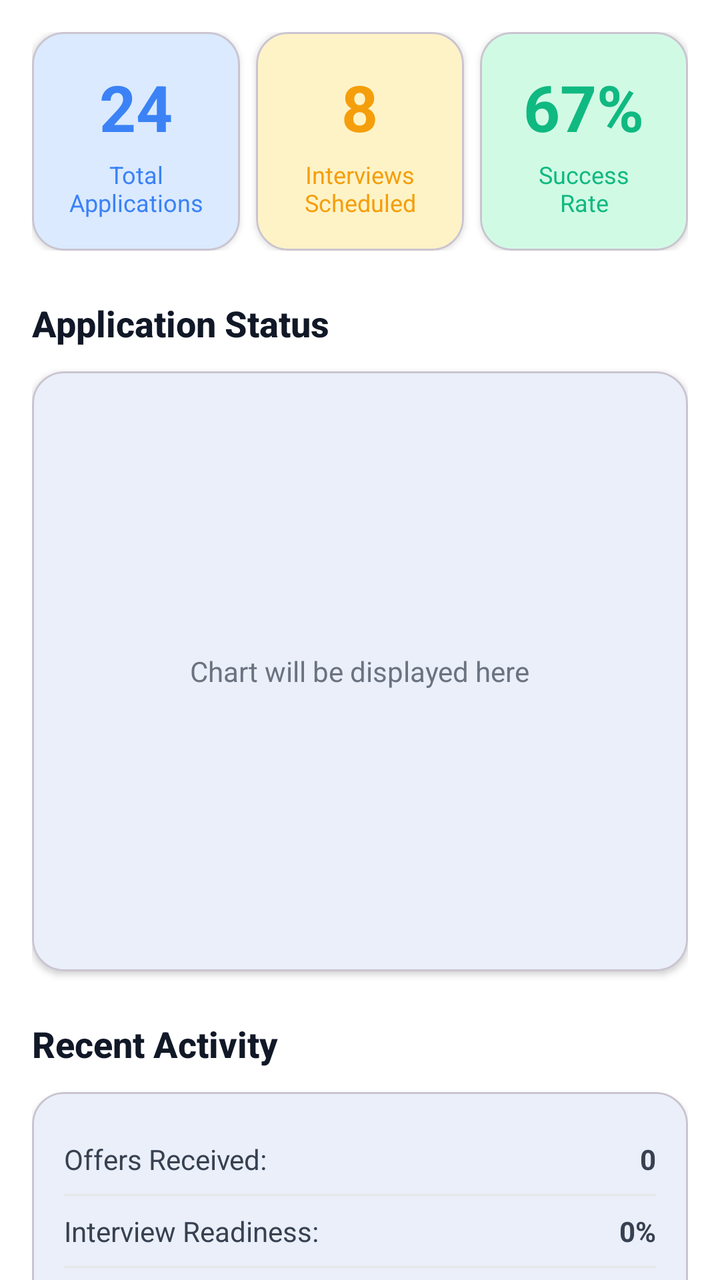
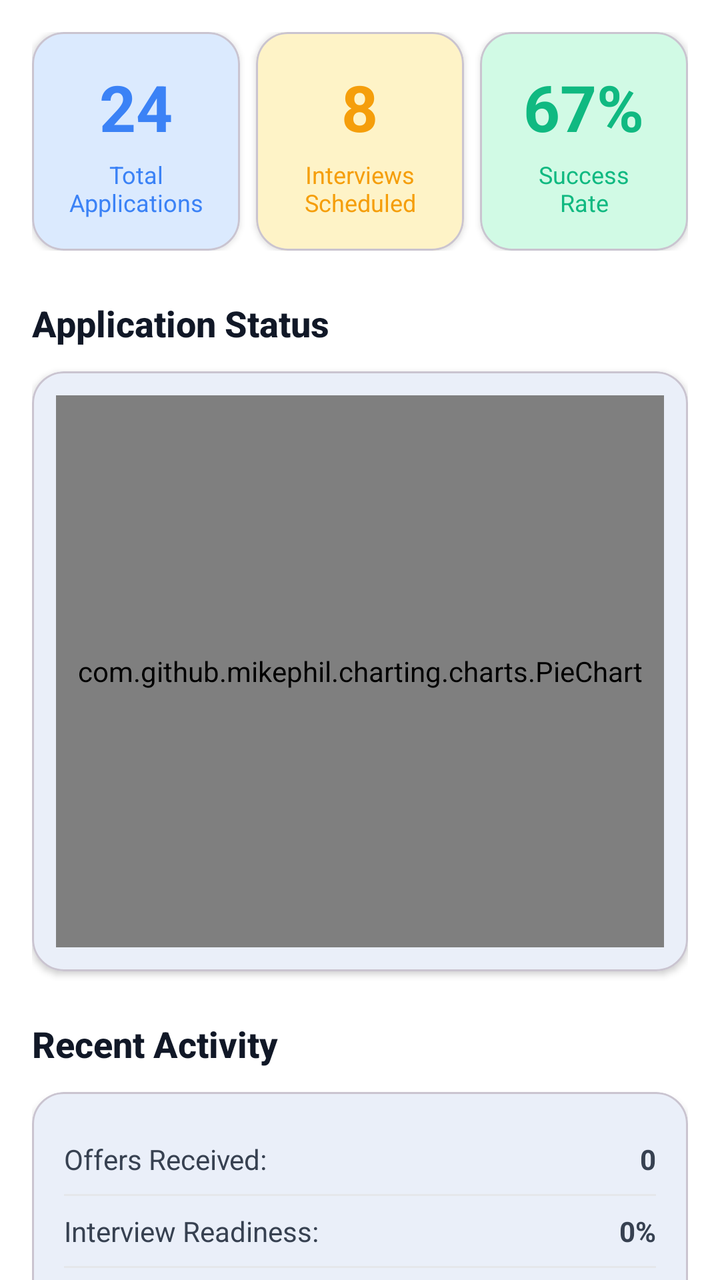

Screens rendered from an Android XML layout before and after an edit, with the pre-edit source and the edit as a unified diff.
<!-- AndroidManifest.xml: application theme Theme.MyApplication -->
<!-- res/layout/fragment_analytics.xml -->
<?xml version="1.0" encoding="utf-8"?>
<androidx.core.widget.NestedScrollView xmlns:android="http://schemas.android.com/apk/res/android"
    xmlns:app="http://schemas.android.com/apk/res-auto"
    android:layout_width="match_parent"
    android:layout_height="match_parent"
    android:background="@color/background">

    <LinearLayout
        android:layout_width="match_parent"
        android:layout_height="wrap_content"
        android:orientation="vertical"
        android:padding="16dp">

        
        <LinearLayout
            android:layout_width="match_parent"
            android:layout_height="wrap_content"
            android:orientation="horizontal"
            android:weightSum="3">

            
            <com.google.android.material.card.MaterialCardView
                android:layout_width="0dp"
                android:layout_height="wrap_content"
                android:layout_marginEnd="8dp"
                android:layout_weight="1"
                app:cardBackgroundColor="@color/info_bg"
                app:cardCornerRadius="16dp"
                app:cardElevation="2dp">

                <LinearLayout
                    android:layout_width="match_parent"
                    android:layout_height="wrap_content"
                    android:gravity="center"
                    android:orientation="vertical"
                    android:padding="16dp">

                    <TextView
                        android:id="@+id/tv_total_applications"
                        android:layout_width="wrap_content"
                        android:layout_height="wrap_content"
                        android:text="24"
                        android:textColor="@color/info"
                        android:textSize="32sp"
                        android:textStyle="bold" />

                    <TextView
                        android:layout_width="wrap_content"
                        android:layout_height="wrap_content"
                        android:layout_marginTop="4dp"
                        android:text="@string/total_applications"
                        android:textAlignment="center"
                        android:textColor="@color/info"
                        android:textSize="12sp" />

                </LinearLayout>

            </com.google.android.material.card.MaterialCardView>

            
            <com.google.android.material.card.MaterialCardView
                android:layout_width="0dp"
                android:layout_height="wrap_content"
                android:layout_marginEnd="8dp"
                android:layout_weight="1"
                app:cardBackgroundColor="@color/warning_bg"
                app:cardCornerRadius="16dp"
                app:cardElevation="2dp">

                <LinearLayout
                    android:layout_width="match_parent"
                    android:layout_height="wrap_content"
                    android:gravity="center"
                    android:orientation="vertical"
                    android:padding="16dp">

                    <TextView
                        android:id="@+id/tv_interviews_scheduled"
                        android:layout_width="wrap_content"
                        android:layout_height="wrap_content"
                        android:text="8"
                        android:textColor="@color/warning"
                        android:textSize="32sp"
                        android:textStyle="bold" />

                    <TextView
                        android:layout_width="wrap_content"
                        android:layout_height="wrap_content"
                        android:layout_marginTop="4dp"
                        android:text="@string/interviews_scheduled"
                        android:textAlignment="center"
                        android:textColor="@color/warning"
                        android:textSize="12sp" />

                </LinearLayout>

            </com.google.android.material.card.MaterialCardView>

            
            <com.google.android.material.card.MaterialCardView
                android:layout_width="0dp"
                android:layout_height="wrap_content"
                android:layout_weight="1"
                app:cardBackgroundColor="@color/success_bg"
                app:cardCornerRadius="16dp"
                app:cardElevation="2dp">

                <LinearLayout
                    android:layout_width="match_parent"
                    android:layout_height="wrap_content"
                    android:gravity="center"
                    android:orientation="vertical"
                    android:padding="16dp">

                    <TextView
                        android:id="@+id/tv_success_rate"
                        android:layout_width="wrap_content"
                        android:layout_height="wrap_content"
                        android:text="67%"
                        android:textColor="@color/success"
                        android:textSize="32sp"
                        android:textStyle="bold" />

                    <TextView
                        android:layout_width="wrap_content"
                        android:layout_height="wrap_content"
                        android:layout_marginTop="4dp"
                        android:text="@string/success_rate"
                        android:textAlignment="center"
                        android:textColor="@color/success"
                        android:textSize="12sp" />

                </LinearLayout>

            </com.google.android.material.card.MaterialCardView>

        </LinearLayout>

        
        <TextView
            android:layout_width="wrap_content"
            android:layout_height="wrap_content"
            android:layout_marginTop="24dp"
            android:fontFamily="sans-serif-medium"
            android:text="Application Status"
            android:textColor="@color/on_background"
            android:textSize="18sp"
            android:textStyle="bold" />

        <com.google.android.material.card.MaterialCardView
            android:layout_width="match_parent"
            android:layout_height="300dp"
            android:layout_marginTop="12dp"
            app:cardCornerRadius="16dp"
            app:cardElevation="2dp">

            
            <TextView
                android:layout_width="wrap_content"
                android:layout_height="wrap_content"
                android:layout_gravity="center"
                android:text="Chart will be displayed here"
                android:textColor="@color/on_surface_variant" />

        </com.google.android.material.card.MaterialCardView>

        
        <TextView
            android:layout_width="wrap_content"
            android:layout_height="wrap_content"
            android:layout_marginTop="24dp"
            android:fontFamily="sans-serif-medium"
            android:text="Recent Activity"
            android:textColor="@color/on_background"
            android:textSize="18sp"
            android:textStyle="bold" />

        <com.google.android.material.card.MaterialCardView
            android:layout_width="match_parent"
            android:layout_height="wrap_content"
            android:layout_marginTop="12dp"
            app:cardCornerRadius="16dp"
            app:cardElevation="2dp">

            <LinearLayout
                android:layout_width="match_parent"
                android:layout_height="wrap_content"
                android:orientation="vertical"
                android:padding="16dp">

                <LinearLayout
                    android:layout_width="match_parent"
                    android:layout_height="wrap_content"
                    android:orientation="horizontal"
                    android:paddingVertical="8dp">
                    
                    <TextView
                        android:layout_width="0dp"
                        android:layout_height="wrap_content"
                        android:layout_weight="1"
                        android:text="Offers Received:"
                        android:textColor="@color/on_surface"
                        android:textSize="14sp" />
                    
                    <TextView
                        android:id="@+id/tv_offers_received"
                        android:layout_width="wrap_content"
                        android:layout_height="wrap_content"
                        android:text="0"
                        android:textColor="@color/on_surface"
                        android:textSize="14sp"
                        android:textStyle="bold" />
                </LinearLayout>
                
                <View
                    android:layout_width="match_parent"
                    android:layout_height="1dp"
                    android:background="@color/divider"/>

                <LinearLayout
                    android:layout_width="match_parent"
                    android:layout_height="wrap_content"
                    android:orientation="horizontal"
                    android:paddingVertical="8dp">
                    
                    <TextView
                        android:layout_width="0dp"
                        android:layout_height="wrap_content"
                        android:layout_weight="1"
                        android:text="Interview Readiness:"
                        android:textColor="@color/on_surface"
                        android:textSize="14sp" />
                    
                    <TextView
                        android:id="@+id/tv_interview_readiness"
                        android:layout_width="wrap_content"
                        android:layout_height="wrap_content"
                        android:text="0%"
                        android:textColor="@color/on_surface"
                        android:textSize="14sp"
                        android:textStyle="bold" />
                </LinearLayout>
                
                <View
                    android:layout_width="match_parent"
                    android:layout_height="1dp"
                    android:background="@color/divider"/>

                <LinearLayout
                    android:layout_width="match_parent"
                    android:layout_height="wrap_content"
                    android:orientation="horizontal"
                    android:paddingVertical="8dp">
                    
                    <TextView
                        android:layout_width="0dp"
                        android:layout_height="wrap_content"
                        android:layout_weight="1"
                        android:text="Practice Attempts:"
                        android:textColor="@color/on_surface"
                        android:textSize="14sp" />
                    
                    <TextView
                        android:id="@+id/tv_practice_attempts"
                        android:layout_width="wrap_content"
                        android:layout_height="wrap_content"
                        android:text="0"
                        android:textColor="@color/on_surface"
                        android:textSize="14sp"
                        android:textStyle="bold" />
                </LinearLayout>
                
                <View
                    android:layout_width="match_parent"
                    android:layout_height="1dp"
                    android:background="@color/divider"/>

                <LinearLayout
                    android:layout_width="match_parent"
                    android:layout_height="wrap_content"
                    android:orientation="horizontal"
                    android:paddingVertical="8dp">
                    
                    <TextView
                        android:layout_width="0dp"
                        android:layout_height="wrap_content"
                        android:layout_weight="1"
                        android:text="Average Interview Score:"
                        android:textColor="@color/on_surface"
                        android:textSize="14sp" />
                    
                    <TextView
                        android:id="@+id/tv_average_score"
                        android:layout_width="wrap_content"
                        android:layout_height="wrap_content"
                        android:text="0.0/100"
                        android:textColor="@color/on_surface"
                        android:textSize="14sp"
                        android:textStyle="bold" />
                </LinearLayout>

                <TextView
                    android:layout_width="wrap_content"
                    android:layout_height="wrap_content"
                    android:text="• Applied to Google SDE Internship"
                    android:textColor="@color/on_surface"
                    android:textSize="14sp" />

                <TextView
                    android:layout_width="wrap_content"
                    android:layout_height="wrap_content"
                    android:layout_marginTop="8dp"
                    android:text="• Interview scheduled with Microsoft"
                    android:textColor="@color/on_surface"
                    android:textSize="14sp" />

                <TextView
                    android:layout_width="wrap_content"
                    android:layout_height="wrap_content"
                    android:layout_marginTop="8dp"
                    android:text="• Saved Amazon Backend Developer role"
                    android:textColor="@color/on_surface"
                    android:textSize="14sp" />

            </LinearLayout>

        </com.google.android.material.card.MaterialCardView>

    </LinearLayout>

</androidx.core.widget.NestedScrollView>
<!-- resources referenced by this layout -->
<resources>
  <color name="background">#FFFFFF</color>
  <color name="divider">#E5E7EB</color>
  <color name="info">#3B82F6</color>
  <color name="info_bg">#DBEAFE</color>
  <color name="on_background">#111827</color>
  <color name="on_surface">#374151</color>
  <color name="on_surface_variant">#6B7280</color>
  <color name="success">#10B981</color>
  <color name="success_bg">#D1FAE5</color>
  <color name="warning">#F59E0B</color>
  <color name="warning_bg">#FEF3C7</color>
  <string name="interviews_scheduled">Interviews Scheduled</string>
  <string name="success_rate">Success Rate</string>
  <string name="total_applications">Total Applications</string>
  <style name="Theme.MyApplication" parent="Base.Theme.MyApplication" />
  <style name="Base.Theme.MyApplication" parent="Theme.Material3.Light.NoActionBar">
          
          <item name="colorPrimary">@color/primary</item>
          <item name="colorPrimaryVariant">@color/primary_dark</item>
          <item name="colorOnPrimary">@color/on_primary</item>
          <item name="colorPrimaryContainer">@color/primary_container</item>
          
          
          <item name="colorSecondary">@color/secondary</item>
          <item name="colorSecondaryVariant">@color/secondary_dark</item>
          <item name="colorOnSecondary">@color/on_secondary</item>
          <item name="colorSecondaryContainer">@color/secondary_container</item>
          
          
          <item name="colorTertiary">@color/tertiary</item>
          <item name="colorTertiaryContainer">@color/tertiary_container</item>
          
          
          <item name="android:colorBackground">@color/background</item>
          <item name="colorSurface">@color/surface</item>
          <item name="colorSurfaceVariant">@color/surface_variant</item>
          <item name="colorOnBackground">@color/on_background</item>
          <item name="colorOnSurface">@color/on_surface</item>
          
          
          <item name="colorError">@color/error</item>
          
          
          <item name="android:statusBarColor">@color/background</item>
          <item name="android:windowLightStatusBar">true</item>
          
          
          <item name="android:navigationBarColor">@color/background</item>
          <item name="android:windowLightNavigationBar">true</item>
          
          
          <item name="shapeAppearanceSmallComponent">@style/ShapeAppearance.App.SmallComponent</item>
          <item name="shapeAppearanceMediumComponent">@style/ShapeAppearance.App.MediumComponent</item>
          <item name="shapeAppearanceLargeComponent">@style/ShapeAppearance.App.LargeComponent</item>
      </style>
  <color name="primary">#2563EB</color>
  <color name="primary_dark">#1E40AF</color>
  <color name="on_primary">#FFFFFF</color>
  <color name="primary_container">#DBEAFE</color>
  <color name="secondary">#7C3AED</color>
  <color name="secondary_dark">#6D28D9</color>
  <color name="on_secondary">#FFFFFF</color>
  <color name="secondary_container">#EDE9FE</color>
  <color name="tertiary">#059669</color>
  <color name="tertiary_container">#D1FAE5</color>
  <color name="surface">#F9FAFB</color>
  <color name="surface_variant">#F3F4F6</color>
  <color name="error">#EF4444</color>
  <style name="ShapeAppearance.App.SmallComponent" parent="ShapeAppearance.Material3.SmallComponent">
          <item name="cornerFamily">rounded</item>
          <item name="cornerSize">8dp</item>
      </style>
  <style name="ShapeAppearance.App.MediumComponent" parent="ShapeAppearance.Material3.MediumComponent">
          <item name="cornerFamily">rounded</item>
          <item name="cornerSize">12dp</item>
      </style>
  <style name="ShapeAppearance.App.LargeComponent" parent="ShapeAppearance.Material3.LargeComponent">
          <item name="cornerFamily">rounded</item>
          <item name="cornerSize">16dp</item>
      </style>
</resources>

<!-- the commit's change to res/layout/fragment_analytics.xml (unified diff, before → after) -->
@@ -154,13 +154,11 @@
             app:cardCornerRadius="16dp"
             app:cardElevation="2dp">
 
-            
-            <TextView
-                android:layout_width="wrap_content"
-                android:layout_height="wrap_content"
-                android:layout_gravity="center"
-                android:text="Chart will be displayed here"
-                android:textColor="@color/on_surface_variant" />
+            <com.github.mikephil.charting.charts.PieChart
+                android:id="@+id/chart_application_status"
+                android:layout_width="match_parent"
+                android:layout_height="match_parent"
+                android:layout_margin="12dp" />
 
         </com.google.android.material.card.MaterialCardView>
 
<!-- resource entries referenced after the edit -->
@@ -6,7 +6,6 @@
   <color name="info_bg">#DBEAFE</color>
   <color name="on_background">#111827</color>
   <color name="on_surface">#374151</color>
-  <color name="on_surface_variant">#6B7280</color>
   <color name="success">#10B981</color>
   <color name="success_bg">#D1FAE5</color>
   <color name="warning">#F59E0B</color>
